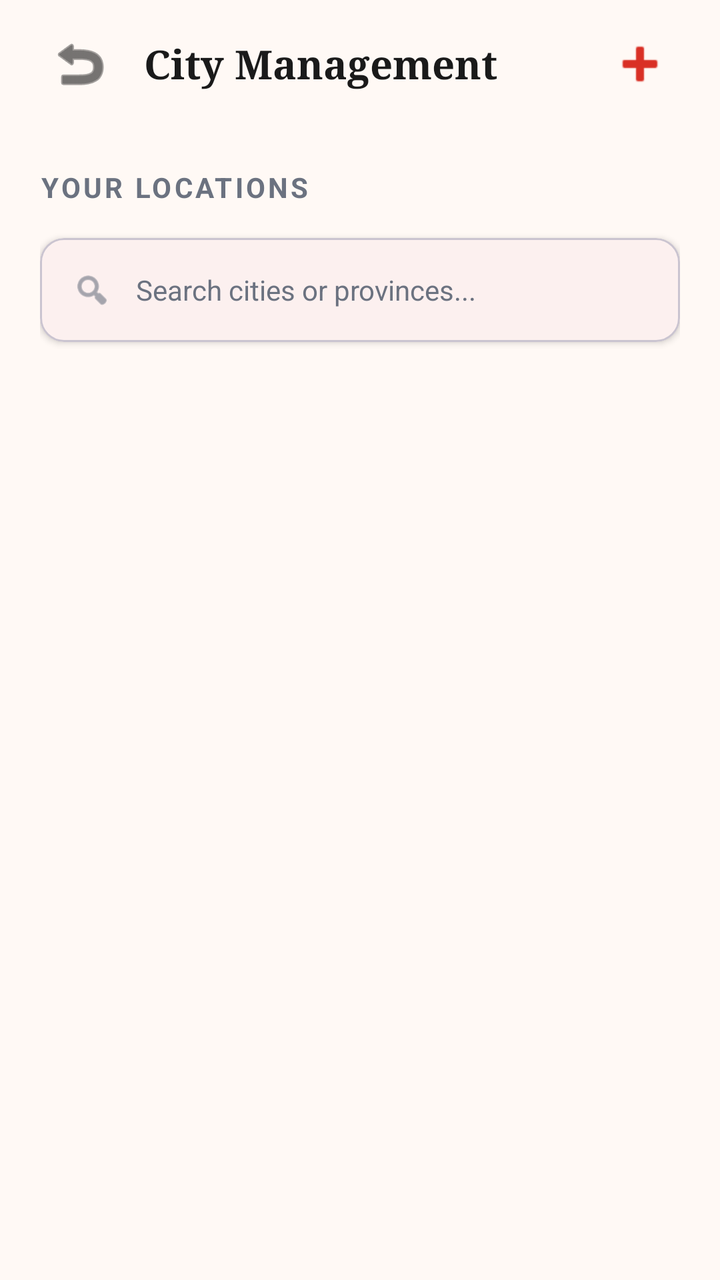
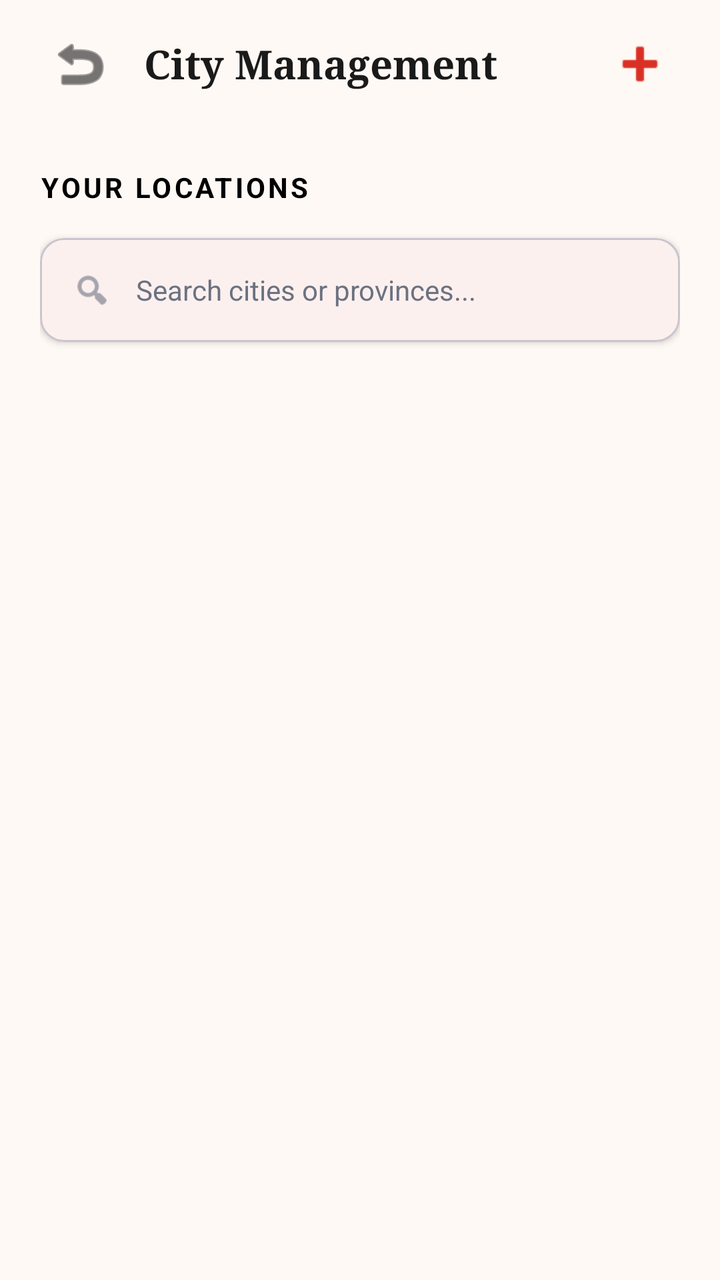

An Android layout rendered at two revisions. The XML below is the earlier revision; the diff shows what the commit changed to produce the second picture.
<!-- AndroidManifest.xml: application theme Theme.TomatoApp -->
<!-- res/layout/activity_city_management.xml -->
<?xml version="1.0" encoding="utf-8"?>
<LinearLayout xmlns:android="http://schemas.android.com/apk/res/android"
    xmlns:app="http://schemas.android.com/apk/res-auto"
    android:layout_width="match_parent"
    android:layout_height="match_parent"
    android:orientation="vertical"
    android:background="@color/cream">

    
    <com.google.android.material.appbar.AppBarLayout
        android:layout_width="match_parent"
        android:layout_height="wrap_content"
        android:background="@android:color/transparent"
        app:elevation="0dp">

        <androidx.appcompat.widget.Toolbar
            android:id="@+id/toolbar"
            android:layout_width="match_parent"
            android:layout_height="?attr/actionBarSize"
            android:paddingEnd="16dp">

            <LinearLayout
                android:layout_width="match_parent"
                android:layout_height="wrap_content"
                android:orientation="horizontal"
                android:gravity="center_vertical">

                <ImageButton
                    android:id="@+id/btnBack"
                    android:layout_width="48dp"
                    android:layout_height="48dp"
                    android:background="?attr/selectableItemBackgroundBorderless"
                    android:src="@android:drawable/ic_menu_revert"
                    app:tint="@color/text" />

                <TextView
                    android:layout_width="0dp"
                    android:layout_height="wrap_content"
                    android:layout_weight="1"
                    android:text="City Management"
                    android:textSize="20sp"
                    android:textStyle="bold"
                    android:textColor="@color/text"
                    android:fontFamily="serif"
                    android:layout_marginStart="8dp" />

                <ImageButton
                    android:id="@+id/btnAddCity"
                    android:layout_width="48dp"
                    android:layout_height="48dp"
                    android:background="?attr/selectableItemBackgroundBorderless"
                    android:src="@android:drawable/ic_input_add"
                    app:tint="@color/red" />
            </LinearLayout>
        </androidx.appcompat.widget.Toolbar>
    </com.google.android.material.appbar.AppBarLayout>

    
    <androidx.core.widget.NestedScrollView
        android:layout_width="match_parent"
        android:layout_height="match_parent">

        <LinearLayout
            android:layout_width="match_parent"
            android:layout_height="wrap_content"
            android:orientation="vertical"
            android:padding="20dp">

            <TextView
                android:layout_width="match_parent"
                android:layout_height="wrap_content"
                android:text="Your Locations"
                android:textSize="14sp"
                android:textStyle="bold"
                android:textColor="@color/muted"
                android:textAllCaps="true"
                android:letterSpacing="0.1"
                android:layout_marginBottom="16dp" />

            
            <com.google.android.material.card.MaterialCardView
                android:layout_width="match_parent"
                android:layout_height="wrap_content"
                android:layout_marginBottom="20dp"
                app:cardCornerRadius="12dp"
                app:cardElevation="2dp"
                app:cardBackgroundColor="@color/white">

                <LinearLayout
                    android:layout_width="match_parent"
                    android:layout_height="52dp"
                    android:orientation="horizontal"
                    android:gravity="center_vertical"
                    android:paddingHorizontal="16dp">

                    <ImageView
                        android:layout_width="20dp"
                        android:layout_height="20dp"
                        android:src="@android:drawable/ic_menu_search"
                        app:tint="@color/muted" />

                    <EditText
                        android:id="@+id/searchEditText"
                        android:layout_width="match_parent"
                        android:layout_height="match_parent"
                        android:background="@android:color/transparent"
                        android:hint="Search cities or provinces..."
                        android:textSize="14sp"
                        android:textColor="@color/text"
                        android:textColorHint="@color/muted"
                        android:paddingStart="12dp"
                        android:maxLines="1"
                        android:inputType="text" />
                </LinearLayout>
            </com.google.android.material.card.MaterialCardView>

            <androidx.recyclerview.widget.RecyclerView
                android:id="@+id/cityRecyclerView"
                android:layout_width="match_parent"
                android:layout_height="wrap_content"
                android:clipToPadding="false"
                android:nestedScrollingEnabled="false" />

            
            <LinearLayout
                android:id="@+id/emptyState"
                android:layout_width="match_parent"
                android:layout_height="wrap_content"
                android:orientation="vertical"
                android:gravity="center"
                android:padding="40dp"
                android:visibility="gone">
                
                <TextView
                    android:layout_width="wrap_content"
                    android:layout_height="wrap_content"
                    android:text="📍"
                    android:textSize="48sp"
                    android:layout_marginBottom="16dp" />

                <TextView
                    android:layout_width="wrap_content"
                    android:layout_height="wrap_content"
                    android:text="No cities added yet"
                    android:textSize="18sp"
                    android:textStyle="bold"
                    android:textColor="@color/text" />

                <TextView
                    android:layout_width="wrap_content"
                    android:layout_height="wrap_content"
                    android:text="Add your farming locations to track weather conditions across different regions."
                    android:textSize="14sp"
                    android:textColor="@color/muted"
                    android:gravity="center"
                    android:layout_marginTop="8dp" />
            </LinearLayout>
        </LinearLayout>
    </androidx.core.widget.NestedScrollView>

</LinearLayout>
<!-- resources referenced by this layout -->
<resources>
  <color name="cream">#FFF9F5</color>
  <color name="muted">#6B7280</color>
  <color name="red">#D93025</color>
  <color name="text">#1A1A1A</color>
  <color name="white">#FFFFFFFF</color>
  <style name="Theme.TomatoApp" parent="Base.Theme.TomatoApp" />
  <style name="Base.Theme.TomatoApp" parent="Theme.Material3.DayNight.NoActionBar">
          
          <item name="colorPrimary">@color/tomato_red</item>
          <item name="colorOnPrimary">@color/white</item>
          <item name="colorSecondary">@color/fresh_green</item>
          <item name="colorOnSecondary">@color/white</item>
          <item name="colorSurface">@color/surface</item>
          <item name="colorOnSurface">@color/text_primary</item>
          <item name="colorError">@color/error</item>
          <item name="android:windowBackground">@color/bg_light_gray</item>
      </style>
  <color name="tomato_red">#D93025</color>
  <color name="fresh_green">#3DBE5A</color>
  <color name="surface">#FFFFFF</color>
  <color name="text_primary">#1A1A1A</color>
  <color name="error">#D93025</color>
  <color name="bg_light_gray">#FFF9F5</color>
</resources>

<!-- the commit's change to res/layout/activity_city_management.xml (unified diff, before → after) -->
@@ -72,7 +72,7 @@
                 android:text="Your Locations"
                 android:textSize="14sp"
                 android:textStyle="bold"
-                android:textColor="@color/muted"
+                android:textColor="@android:color/black"
                 android:textAllCaps="true"
                 android:letterSpacing="0.1"
                 android:layout_marginBottom="16dp" />
@@ -151,7 +151,7 @@
                     android:layout_height="wrap_content"
                     android:text="Add your farming locations to track weather conditions across different regions."
                     android:textSize="14sp"
-                    android:textColor="@color/muted"
+                    android:textColor="@android:color/black"
                     android:gravity="center"
                     android:layout_marginTop="8dp" />
             </LinearLayout>
